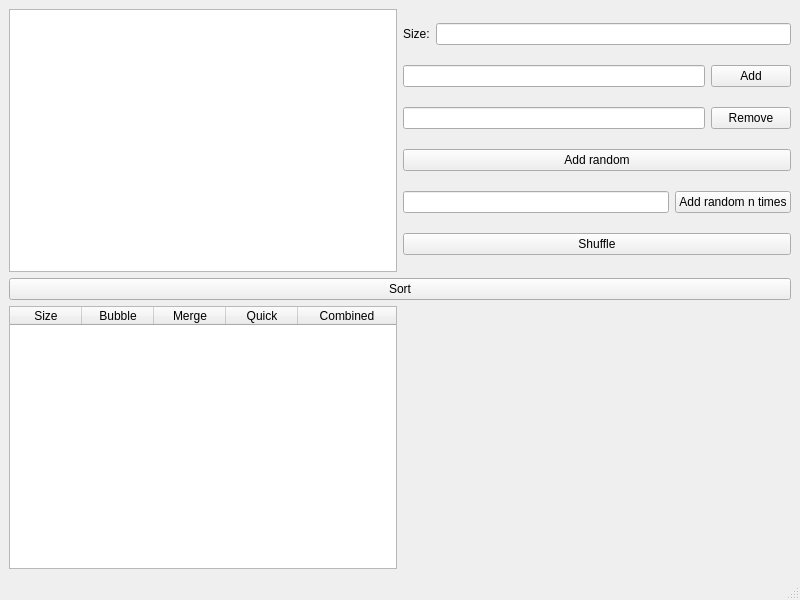
Before: the Qt Designer form OOP_Semester4_lab2_UI/mainwindow.ui in Beam-of-Light/OOP_Semester4_lab2, drawn with Qt 5.
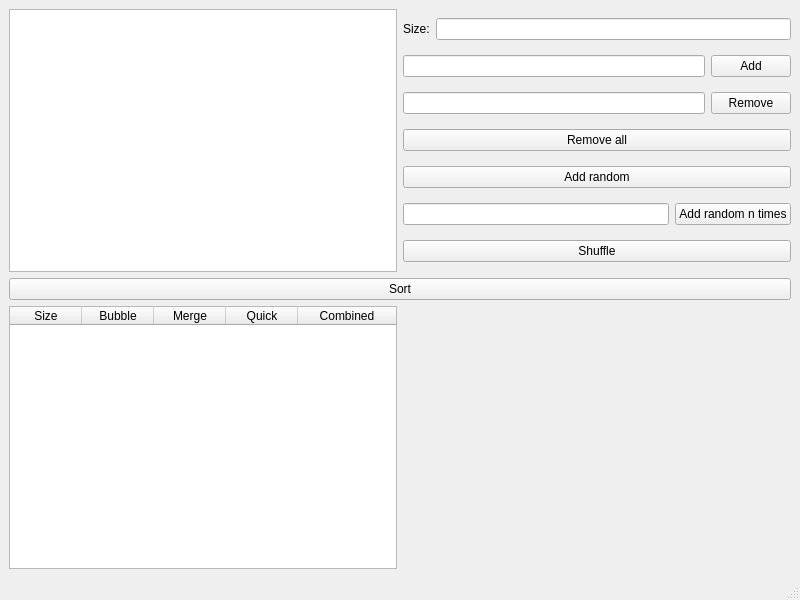
After: the same form once the commit is applied. Custom widgets are drawn as their Qt base class.

```diff
--- a/OOP_Semester4_lab2_UI/mainwindow.ui
+++ b/OOP_Semester4_lab2_UI/mainwindow.ui
@@ -79,6 +79,13 @@
           </item>
          </layout>
         </item>
+        <item>
+         <widget class="QPushButton" name="removeAllButton">
+          <property name="text">
+           <string>Remove all</string>
+          </property>
+         </widget>
+        </item>
         <item>
          <layout class="QHBoxLayout" name="horizontalLayout_5">
           <item>
```
